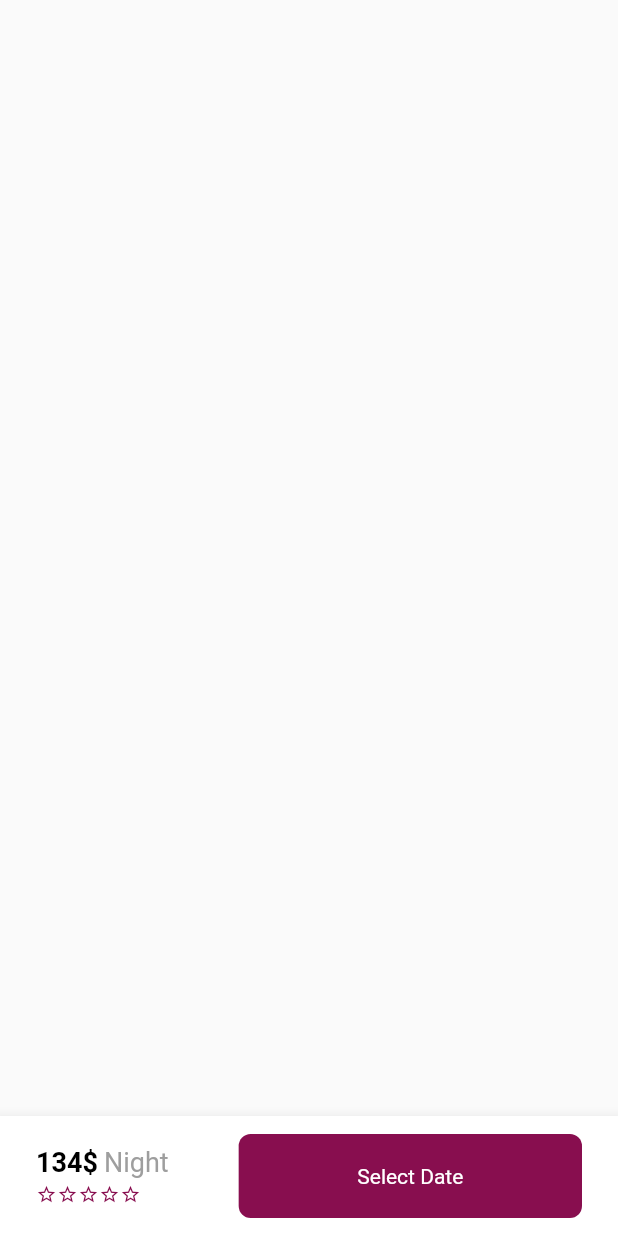
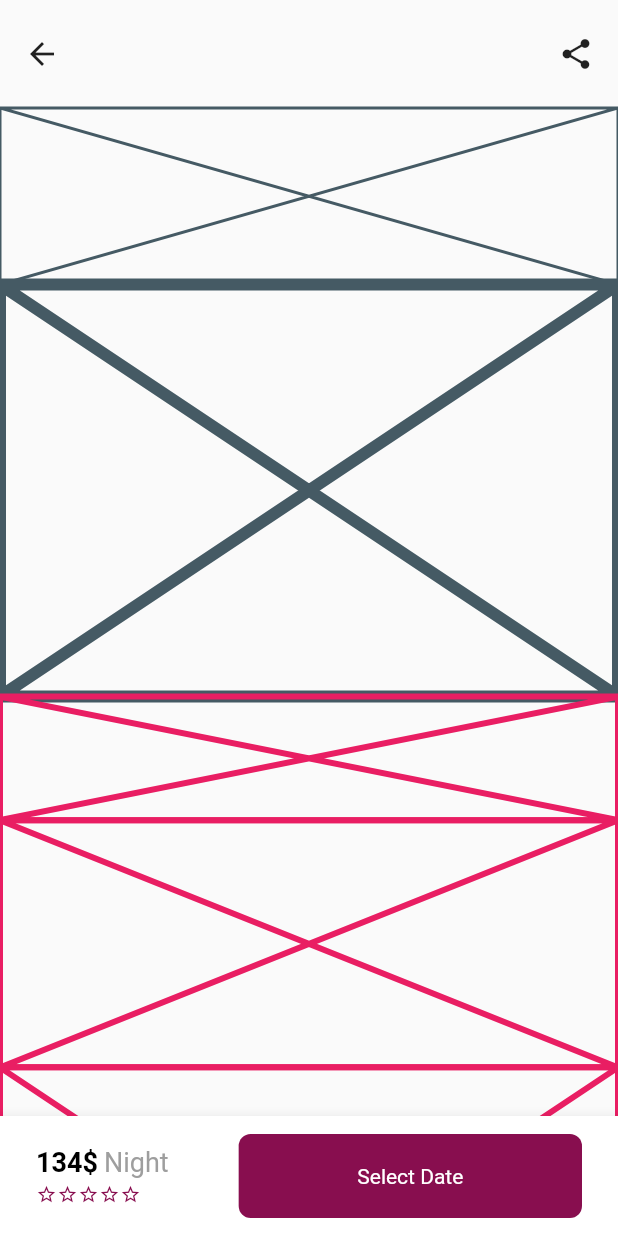
Before and after one commit to JAICHANGPARK/flutter_notebook_the_third_story, a Flutter app: the DetailPage screen opened directly, on a phone screen of 412 x 824 dp. Run offline on Flutter 3.47's test engine with Material 2 defaults, Android fonts, the phone set to English and light mode, and no system bars; our stand-ins replace badges, dotted_border, fl_chart, page_transition, percent_indicator; network calls fail.

Commit message:
Update detail_page.dart

```diff
--- a/lib/real_estate_app/detail_page.dart
+++ b/lib/real_estate_app/detail_page.dart
@@ -17,7 +17,50 @@ class _DetailPageState extends State<DetailPage> {
           right: true,
           child: Column(
             children: <Widget>[
-
+              Padding(
+                padding: const EdgeInsets.only(top: 24, right: 16, left: 16),
+                child: Row(
+                  mainAxisAlignment: MainAxisAlignment.spaceBetween,
+                  children: <Widget>[
+                    Icon(Icons.arrow_back),
+                    Icon(Icons.share),
+                  ],
+                ),
+              ),
+              SizedBox(
+                height: 24,
+              ),
+              Container(
+                height: MediaQuery.of(context).size.height / 7,
+                child: Placeholder(),
+              ),
+              Container(
+                height: MediaQuery.of(context).size.height / 3,
+                child: Placeholder(
+                  strokeWidth: 8,
+                ),
+              ),
+              Container(
+                height: MediaQuery.of(context).size.height / 10,
+                child: Placeholder(
+                  color: Colors.pink,
+                  strokeWidth: 4,
+                ),
+              ),
+              Container(
+                height: MediaQuery.of(context).size.height / 5,
+                child: Placeholder(
+                  color: Colors.pink,
+                  strokeWidth: 4,
+                ),
+              ),
+              Container(
+                height: MediaQuery.of(context).size.height / 3,
+                child: Placeholder(
+                  color: Colors.pink,
+                  strokeWidth: 4,
+                ),
+              )
             ],
           ),
         ),
```
